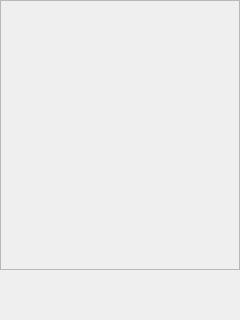
Before: the Qt Designer form haina/codes/beluga/client/moblie/BelugaApp/belugadetail.ui in north0808/haina, drawn with Qt 5.
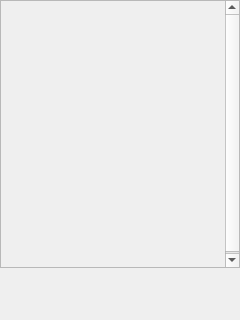
After: the same form once the commit is applied.

What changed in the file:
```diff
--- a/haina/codes/beluga/client/moblie/BelugaApp/belugadetail.ui
+++ b/haina/codes/beluga/client/moblie/BelugaApp/belugadetail.ui
@@ -19,7 +19,7 @@
      <x>0</x>
      <y>0</y>
      <width>240</width>
-     <height>270</height>
+     <height>268</height>
     </rect>
    </property>
    <property name="horizontalScrollBarPolicy">
```
